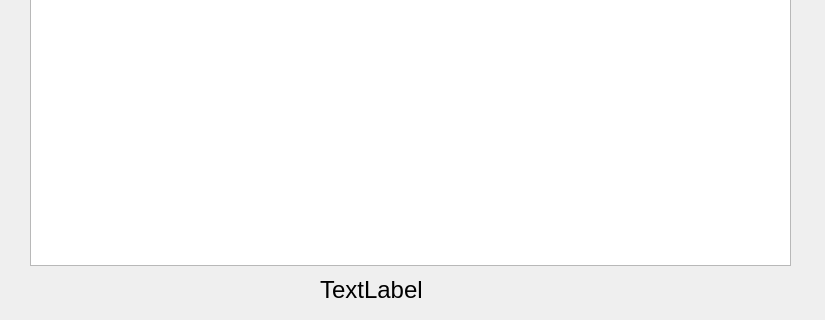
Qt form taskmanagerui.ui (DNDmitry/TaskManager) before a commit; both pictures show x 0 to 825 and y 261 to 581 of the 825 by 581 pixel window.
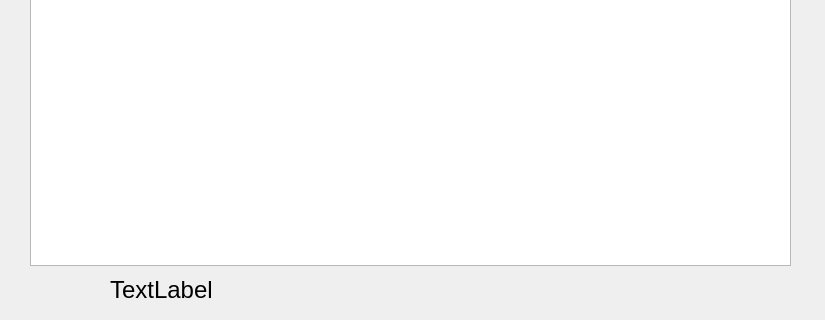
The same form after that commit.

Commit message: slot for newtask button created

What changed in the file:
```diff
--- a/taskmanagerui.ui
+++ b/taskmanagerui.ui
@@ -16,9 +16,9 @@
   <widget class="QLabel" name="TestLabel">
    <property name="geometry">
     <rect>
-     <x>320</x>
+     <x>110</x>
      <y>530</y>
-     <width>141</width>
+     <width>581</width>
      <height>41</height>
     </rect>
    </property>
```
The commit also changes 2 other files.
